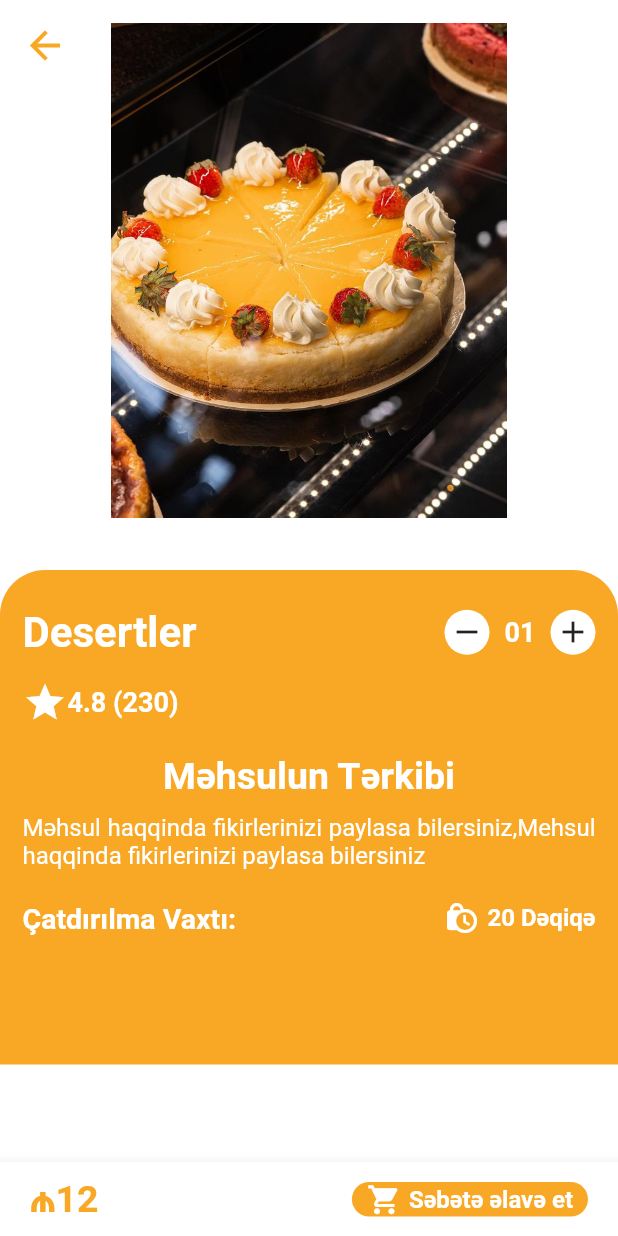
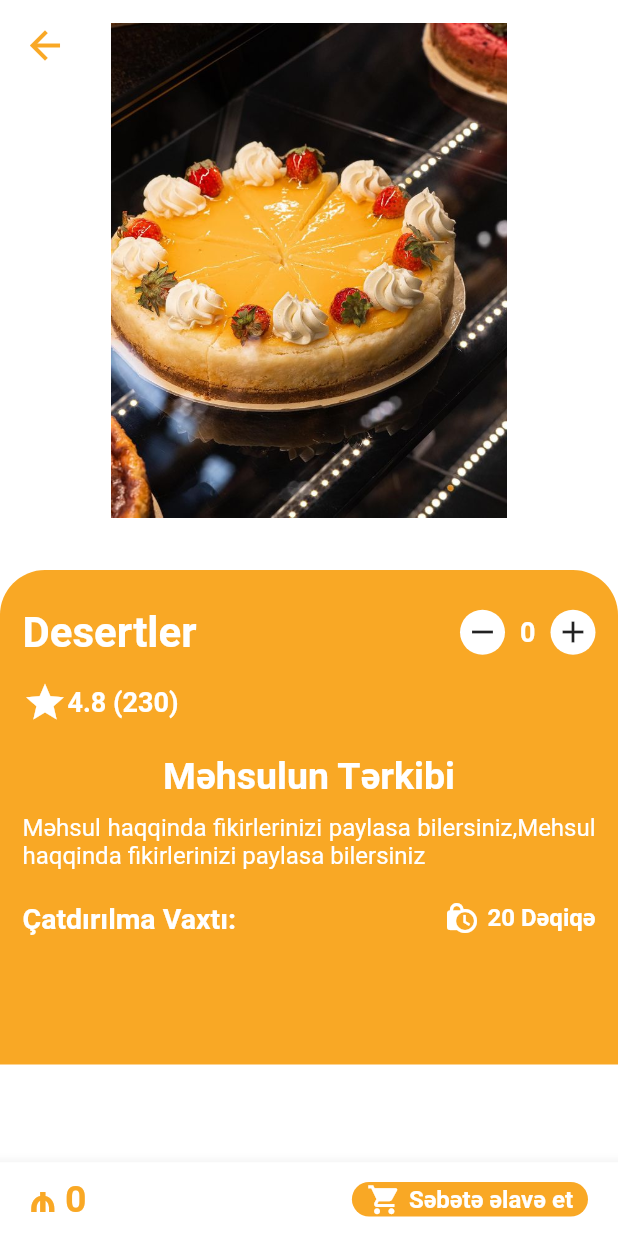
Before and after one commit to Surayya-code/deliveryApp, a Flutter app: the ItemScreen screen opened by its route, on a phone screen of 412 x 824 dp. Run offline on Flutter 3.47's test engine with Material 2 defaults, Android fonts, the light colour scheme and no system bars; our stand-ins replace badges, sliding_sheet.

Commit message:
itemCount

```diff
--- a/grocery_delivery_app/lib/presentation/screens/item/item_screen.dart
+++ b/grocery_delivery_app/lib/presentation/screens/item/item_screen.dart
@@ -1,4 +1,6 @@
 import 'package:flutter/material.dart';
+import 'package:grocery_delivery_app/provider/product_cart_sheet.dart';
+import 'package:provider/provider.dart';
 import '../../widgets/bottom_bar.dart';
 
 class ItemScreen extends StatelessWidget {
@@ -67,17 +69,27 @@ class ItemScreen extends StatelessWidget {
                                   color: Colors.white,
                                   borderRadius: BorderRadius.circular(20),
                                 ),
-                                child: const Icon(Icons.remove),
+                                child: InkWell(
+                                  onTap: (){
+                                    if(context.read<ProductCartSheet>().productCount>0){
+                                     context.read<ProductCartSheet>().decrProductCount();
+                                    }
+                                  },
+                                  child: const Icon(Icons.remove)),
                               ),
                               Container(
                                 margin:
                                     const EdgeInsets.symmetric(horizontal: 10),
-                                child: const Text(
-                                  "01",
-                                  style: TextStyle(
-                                      fontSize: 18,
-                                      fontWeight: FontWeight.bold,
-                                      color: Colors.white),
+                                child: Consumer<ProductCartSheet>(
+                                  builder: (context,product,child) {
+                                    return  Text(
+                                      "${product.productCount}",
+                                      style:const TextStyle(
+                                          fontSize: 18,
+                                          fontWeight: FontWeight.bold,
+                                          color: Colors.white),
+                                    );
+                                  }
                                 ),
                               ),
                               Container(
@@ -86,7 +98,10 @@ class ItemScreen extends StatelessWidget {
                                   color: Colors.white,
                                   borderRadius: BorderRadius.circular(20),
                                 ),
-                                child: const Icon(Icons.add),
+                                child: InkWell(
+                                  onTap:(){
+                                    context.read<ProductCartSheet>().incrProductCount();
+                                 },child: const Icon(Icons.add)),
                               ),
                             ],
                           ),
--- a/grocery_delivery_app/lib/presentation/widgets/bottom_bar.dart
+++ b/grocery_delivery_app/lib/presentation/widgets/bottom_bar.dart
@@ -1,4 +1,6 @@
 import 'package:flutter/material.dart';
+import 'package:grocery_delivery_app/provider/product_cart_sheet.dart';
+import 'package:provider/provider.dart';
 
 class BottomBar extends StatelessWidget {
   const BottomBar({super.key});
@@ -15,12 +17,16 @@ class BottomBar extends StatelessWidget {
         child: Row(
           mainAxisAlignment: MainAxisAlignment.spaceBetween,
           children: [
-             Text(
-              "₼12",
+             Consumer<ProductCartSheet>(
+               builder: (context,product,child) {
+                 return Text(
+                  "₼ ${product.productCount}",
                   style: TextStyle(
                       fontSize: 25,
                       fontWeight: FontWeight.bold,
                       color: Colors.yellow.shade800),
+            );
+               }
              ),
             InkWell(
               onTap: () {},
@@ -32,20 +38,23 @@ class BottomBar extends StatelessWidget {
                   borderRadius: BorderRadius.circular(30),
                 ),
                 child: Row(
-                  children: const [
-                    Icon(
+                  children:  [
+                    const Icon(
                       Icons.shopping_cart,
                       color: Colors.white,
                       size: 23,
                     ),
-                    SizedBox(
+                    const SizedBox(
                       width: 5,
                     ),
-                    Text("Səbətə əlavə et",
+                    InkWell(
+                      onTap:(){},
+                      child: const Text("Səbətə əlavə et",
                           style: TextStyle(
                               fontSize: 16,
                               fontWeight: FontWeight.bold,
                               color: Colors.white),),
+                    ),
                   ],
                 ),
               ),
--- a/grocery_delivery_app/lib/presentation/widgets/bottom_cart_sheet.dart
+++ b/grocery_delivery_app/lib/presentation/widgets/bottom_cart_sheet.dart
@@ -108,8 +108,10 @@ class BottomCartSheet extends StatelessWidget {
                                             ],
                                           ),
                                           child: InkWell(
-                                            onTap: (){
+                                            onTap: () {
+                                              if (context.read<ProductCartSheet>().productCount > 0) {
                                                 context.read<ProductCartSheet>().decrProductCount();
+                                              }
                                             },
                                             child: const Icon(
                                               Icons.remove,
@@ -121,15 +123,15 @@ class BottomCartSheet extends StatelessWidget {
                                           margin: const EdgeInsets.symmetric(
                                               horizontal: 5),
                                           child: Consumer<ProductCartSheet>(
-                                            builder: (context,prCount,child) {
-                                              return  Text(
-                                                "${prCount.productCount}",//0
-                                                style:const TextStyle(
+                                              builder:
+                                                  (context, prCount, child) {
+                                            return Text(
+                                              "${prCount.productCount}", //0
+                                              style: const TextStyle(
                                                   fontSize: 15,
                                                   fontWeight: FontWeight.bold),
                                             );
-                                            }
-                                          ),
+                                          }),
                                         ),
                                         Container(
                                           padding: const EdgeInsets.all(2),
@@ -147,8 +149,11 @@ class BottomCartSheet extends StatelessWidget {
                                             ],
                                           ),
                                           child: GestureDetector(
-                                            onTap: (){
-                                              Provider.of<ProductCartSheet>(context, listen: false).incrProductCount();
+                                            onTap: () {
+                                              Provider.of<ProductCartSheet>(
+                                                      context,
+                                                      listen: false)
+                                                  .incrProductCount();
                                               //context.read<ProductCartSheet>().incrProductCount();
                                             },
                                             child: const Icon(
@@ -191,7 +196,7 @@ class BottomCartSheet extends StatelessWidget {
                                     fontWeight: FontWeight.bold),
                               ),
                               Consumer<ProductCartSheet>(
-                                builder: (context,product,child) {
+                                  builder: (context, product, child) {
                                 return Text(
                                   " \$ ${product.productCount}",
                                   style: TextStyle(
@@ -199,8 +204,7 @@ class BottomCartSheet extends StatelessWidget {
                                       fontSize: 18,
                                       fontWeight: FontWeight.bold),
                                 );
-                                }
-                              )
+                              })
                             ],
                           ),
                           const SizedBox(
@@ -217,16 +221,15 @@ class BottomCartSheet extends StatelessWidget {
                                     fontWeight: FontWeight.bold),
                               ),
                               Consumer<ProductCartSheet>(
-                                builder: (context,product,child) {
+                                  builder: (context, product, child) {
                                 return Text(
-                                    "\$ ${product.productCount*product.productCount}  ",
+                                  "\$ ${product.productCount * product.productCount}  ",
                                   style: TextStyle(
                                       color: Colors.yellow.shade800,
                                       fontSize: 18,
                                       fontWeight: FontWeight.bold),
                                 );
-                                }
-                              )
+                              })
                             ],
                           ),
                         ],
```
Lines whose indentation alone changed are shown as unchanged.
